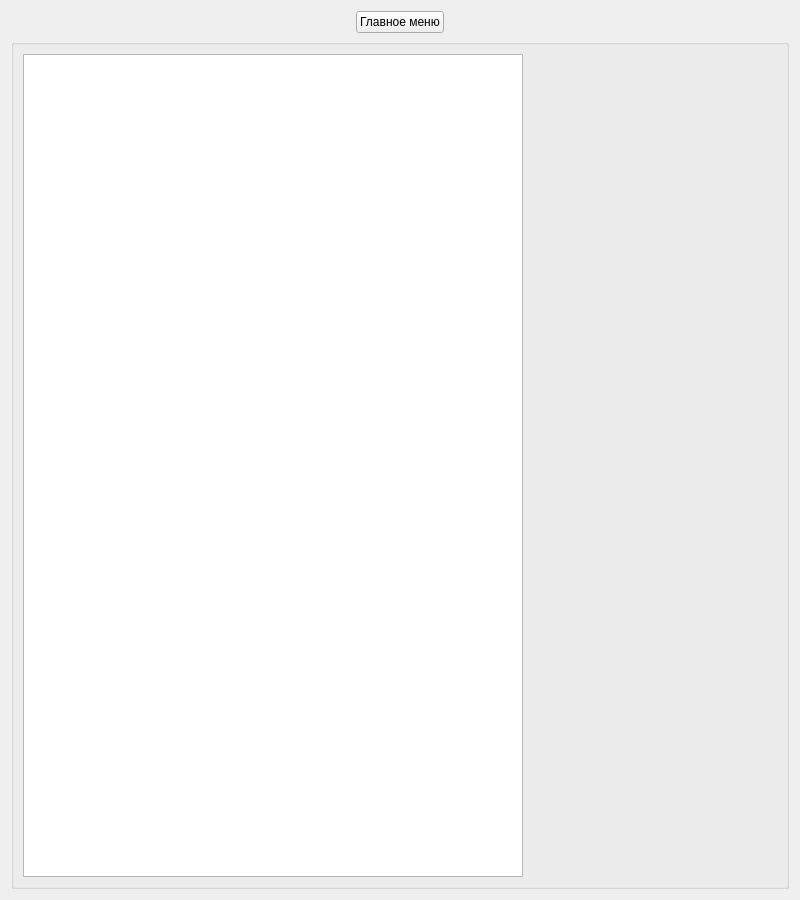
Old version of the form gamefield.ui in the repository IlyaChr/GameEquipment.
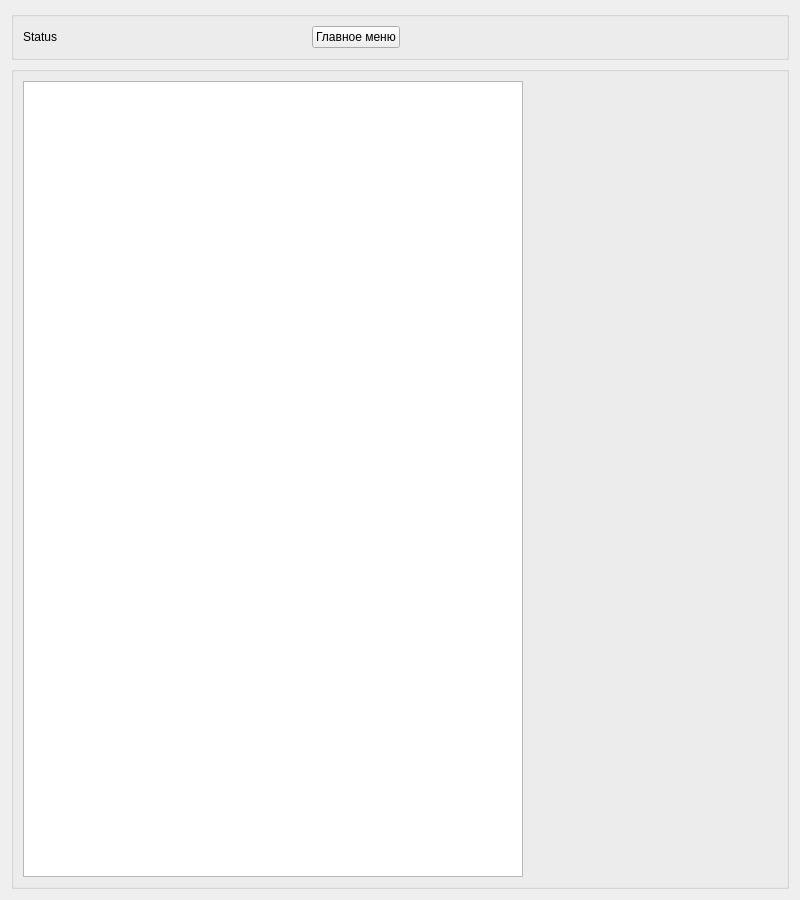
New version of the form. Custom widgets are drawn as their Qt base class.

Patch:
```diff
--- a/gamefield.ui
+++ b/gamefield.ui
@@ -31,10 +31,47 @@
   <property name="windowTitle">
    <string>Игровое поле</string>
   </property>
-  <layout class="QGridLayout" name="gridLayout">
+  <layout class="QGridLayout" name="gridLayout_3">
    <item row="0" column="0">
     <layout class="QVBoxLayout" name="verticalLayout">
-     <item alignment="Qt::AlignHCenter">
+     <item>
+      <widget class="QGroupBox" name="groupBox_2">
+       <property name="title">
+        <string/>
+       </property>
+       <layout class="QGridLayout" name="gridLayout">
+        <item row="0" column="0">
+         <layout class="QHBoxLayout" name="horizontalLayout_2">
+          <item alignment="Qt::AlignLeft">
+           <widget class="QLabel" name="serverStatus">
+            <property name="sizePolicy">
+             <sizepolicy hsizetype="Fixed" vsizetype="Preferred">
+              <horstretch>0</horstretch>
+              <verstretch>0</verstretch>
+             </sizepolicy>
+            </property>
+            <property name="styleSheet">
+             <string notr="true"/>
+            </property>
+            <property name="text">
+             <string>Status</string>
+            </property>
+           </widget>
+          </item>
+          <item>
+           <spacer name="horizontalSpacer_2">
+            <property name="orientation">
+             <enum>Qt::Horizontal</enum>
+            </property>
+            <property name="sizeHint" stdset="0">
+             <size>
+              <width>40</width>
+              <height>20</height>
+             </size>
+            </property>
+           </spacer>
+          </item>
+          <item>
       <widget class="QPushButton" name="mainWindow">
        <property name="sizePolicy">
         <sizepolicy hsizetype="Fixed" vsizetype="Fixed">
@@ -45,6 +82,24 @@
        <property name="text">
         <string>Главное меню</string>
        </property>
+           </widget>
+          </item>
+         </layout>
+        </item>
+        <item row="0" column="1">
+         <spacer name="horizontalSpacer">
+          <property name="orientation">
+           <enum>Qt::Horizontal</enum>
+          </property>
+          <property name="sizeHint" stdset="0">
+           <size>
+            <width>40</width>
+            <height>20</height>
+           </size>
+          </property>
+         </spacer>
+        </item>
+       </layout>
       </widget>
      </item>
      <item>
```
Lines whose indentation alone changed are shown as unchanged.
